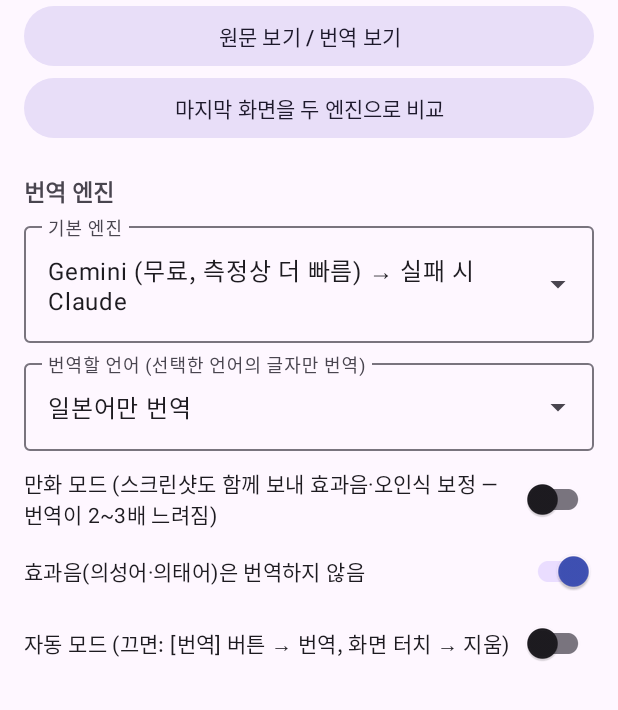
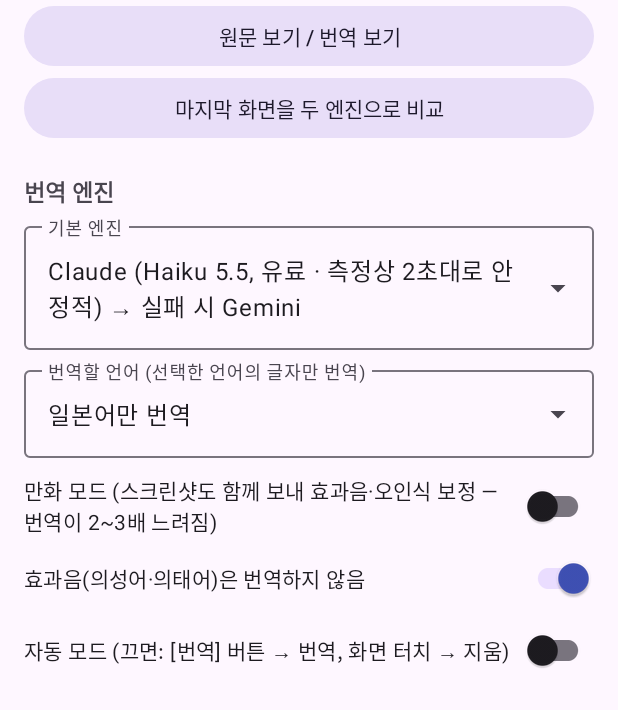
Before and after one commit to yeolmoolover/Portfolio_1, an Android app: the screen it shows after launch (MainActivity), after a tap on "지금 화면 번역 (앱을 닫고 바로 실행)", on a phone screen of 412 x 824 dp, the part 526-1236 px from its top. Run offline under Robolectric (Android 15) with nearby library versions, the phone set to English and light mode, and no system bars; 2 other taps on this screen came first.

Commit message:
Icon-button notification row; count SFX-skipped blocks separately; Claude default (more consistent latency)
Co-Authored-By: Claude Fable 5.1 <noreply@anthropic.com>
Claude-Session: https://claude.ai/code/session_01McFbrXtjXuTWAVFjU1evmi

```diff
--- a/ScreenTranslator/app/src/main/java/com/portfolio/screentranslator/Prefs.kt
+++ b/ScreenTranslator/app/src/main/java/com/portfolio/screentranslator/Prefs.kt
@@ -20,8 +20,8 @@ class Prefs(context: Context) {
 
     /** gemini | claude */
     var primaryEngine: String
-        get() = (sp.getString("primary_engine3", "gemini") ?: "gemini").let { if (it == "mlkit") "gemini" else it }
-        set(v) = sp.edit().putString("primary_engine3", v).apply()
+        get() = (sp.getString("primary_engine4", "claude") ?: "claude").let { if (it == "mlkit") "gemini" else it }
+        set(v) = sp.edit().putString("primary_engine4", v).apply()
 
     // Free-tier limits seen in AI Studio (2026-11): 3.5 Flash-Lite = 500 RPD, Flash models = 20 RPD.
     var geminiModel: String
--- a/ScreenTranslator/app/src/main/java/com/portfolio/screentranslator/translate/PromptBuilder.kt
+++ b/ScreenTranslator/app/src/main/java/com/portfolio/screentranslator/translate/PromptBuilder.kt
@@ -85,7 +85,7 @@ Respond with JSON only, matching this shape exactly:
         if (blocks != null) for (i in 0 until blocks.length()) {
             val o = blocks.optJSONObject(i) ?: continue
             val ko = o.optString("ko", "").trim()
-            if (ko.isEmpty()) continue
+            if (ko.isEmpty()) { out += TranslatedText(o.optInt("id", -1), "", null, isSfx = false); continue }  // model: not dialogue / SFX
             out += TranslatedText(o.optInt("id", -1), ko, null, isSfx = false)
         }
         val sfx: JSONArray? = obj.optJSONArray("sfx")
--- /dev/null
+++ b/ScreenTranslator/app/src/main/res/drawable/ic_n_auto_off.xml
@@ -0,0 +1,4 @@
+<?xml version="1.0" encoding="utf-8"?>
+<vector xmlns:android="http://schemas.android.com/apk/res/android" android:width="24dp" android:height="24dp" android:viewportWidth="24" android:viewportHeight="24">
+    <path android:fillColor="#FF9E9E9E" android:pathData="M17,7H7c-2.76,0 -5,2.24 -5,5s2.24,5 5,5h10c2.76,0 5,-2.24 5,-5s-2.24,-5 -5,-5zM7,15c-1.66,0 -3,-1.34 -3,-3s1.34,-3 3,-3 3,1.34 3,3 -1.34,3 -3,3z"/>
+</vector>
--- /dev/null
+++ b/ScreenTranslator/app/src/main/res/drawable/ic_n_auto_on.xml
@@ -0,0 +1,4 @@
+<?xml version="1.0" encoding="utf-8"?>
+<vector xmlns:android="http://schemas.android.com/apk/res/android" android:width="24dp" android:height="24dp" android:viewportWidth="24" android:viewportHeight="24">
+    <path android:fillColor="#FF1B5E20" android:pathData="M17,7H7c-2.76,0 -5,2.24 -5,5s2.24,5 5,5h10c2.76,0 5,-2.24 5,-5s-2.24,-5 -5,-5zM17,15c-1.66,0 -3,-1.34 -3,-3s1.34,-3 3,-3 3,1.34 3,3 -1.34,3 -3,3z"/>
+</vector>
--- /dev/null
+++ b/ScreenTranslator/app/src/main/res/drawable/ic_n_close.xml
@@ -0,0 +1,4 @@
+<?xml version="1.0" encoding="utf-8"?>
+<vector xmlns:android="http://schemas.android.com/apk/res/android" android:width="24dp" android:height="24dp" android:viewportWidth="24" android:viewportHeight="24">
+    <path android:fillColor="#FFD32F2F" android:pathData="M19,6.41L17.59,5 12,10.59 6.41,5 5,6.41 10.59,12 5,17.59 6.41,19 12,13.41 17.59,19 19,17.59 13.41,12z"/>
+</vector>
--- /dev/null
+++ b/ScreenTranslator/app/src/main/res/drawable/ic_n_original.xml
@@ -0,0 +1,4 @@
+<?xml version="1.0" encoding="utf-8"?>
+<vector xmlns:android="http://schemas.android.com/apk/res/android" android:width="24dp" android:height="24dp" android:viewportWidth="24" android:viewportHeight="24">
+    <path android:fillColor="#FF3F51B5" android:pathData="M12,4.5C7,4.5 2.73,7.61 1,12c1.73,4.39 6,7.5 11,7.5s9.27,-3.11 11,-7.5c-1.73,-4.39 -6,-7.5 -11,-7.5zM12,17c-2.76,0 -5,-2.24 -5,-5s2.24,-5 5,-5 5,2.24 5,5 -2.24,5 -5,5zM12,9c-1.66,0 -3,1.34 -3,3s1.34,3 3,3 3,-1.34 3,-3 -1.34,-3 -3,-3z"/>
+</vector>
--- /dev/null
+++ b/ScreenTranslator/app/src/main/res/drawable/ic_n_translate.xml
@@ -0,0 +1,4 @@
+<?xml version="1.0" encoding="utf-8"?>
+<vector xmlns:android="http://schemas.android.com/apk/res/android" android:width="24dp" android:height="24dp" android:viewportWidth="24" android:viewportHeight="24">
+    <path android:fillColor="#FF3F51B5" android:pathData="M12.87,15.07l-2.54,-2.51 0.03,-0.03c1.74,-1.94 2.98,-4.17 3.71,-6.53L17,6L17,4h-7L10,2L8,2v2L1,4v1.99h11.17C11.5,9.92 10.44,11.75 9,13.35 8.07,12.32 7.3,11.19 6.69,10h-2c0.73,1.63 1.73,3.17 2.98,4.56l-5.09,5.02L4,21l5,-5 3.11,3.11 0.76,-2.04zM18.5,10h-2L12,22h2l1.12,-3h4.75L21,22h2l-4.5,-12zM15.88,17l1.62,-4.33L19.12,17h-3.24z"/>
+</vector>
--- a/ScreenTranslator/app/src/main/res/values/arrays.xml
+++ b/ScreenTranslator/app/src/main/res/values/arrays.xml
@@ -1,11 +1,11 @@
 <resources>
     <string-array name="engines">
-        <item>Gemini (무료, 측정상 더 빠름) → 실패 시 Claude</item>
-        <item>Claude (Haiku 5.5, 유료) → 실패 시 Gemini</item>
+        <item>Claude (Haiku 5.5, 유료 · 측정상 2초대로 안정적) → 실패 시 Gemini</item>
+        <item>Gemini (무료 · 2~12초로 편차 큼) → 실패 시 Claude</item>
     </string-array>
     <string-array name="engine_values">
+        <item>claude</item>
         <item>gemini</item>
-        <item>claude</item>
     </string-array>
     <string-array name="text_styles">
         <item>외곽선 (원문만 지우고, 번역문은 테두리 글자로)</item>
```
Also changed, not shown: ScreenTranslator/app/src/main/java/com/portfolio/screentranslator/CaptureService.kt (+17 -8 lines), ScreenTranslator/app/src/main/res/layout/notif_controls.xml (added, +24 -0 lines), ScreenTranslator/app/src/main/res/values/styles.xml (+7 -0 lines), 1 other file.
